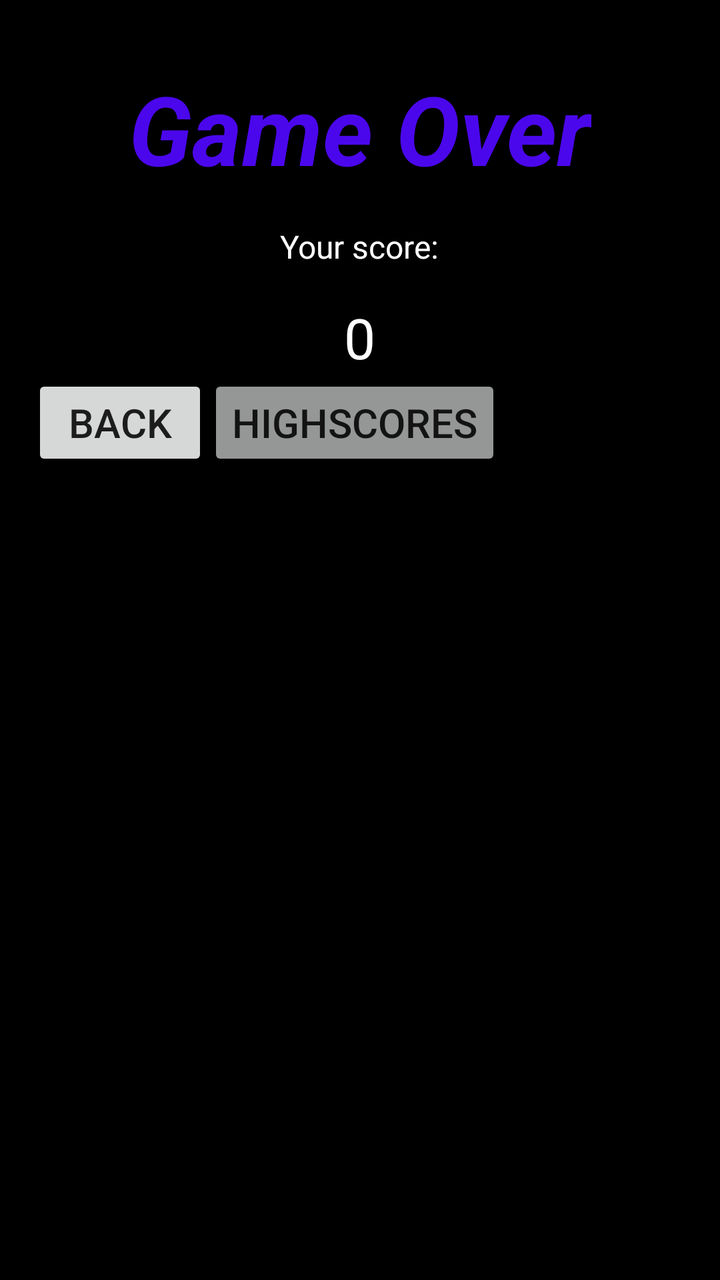
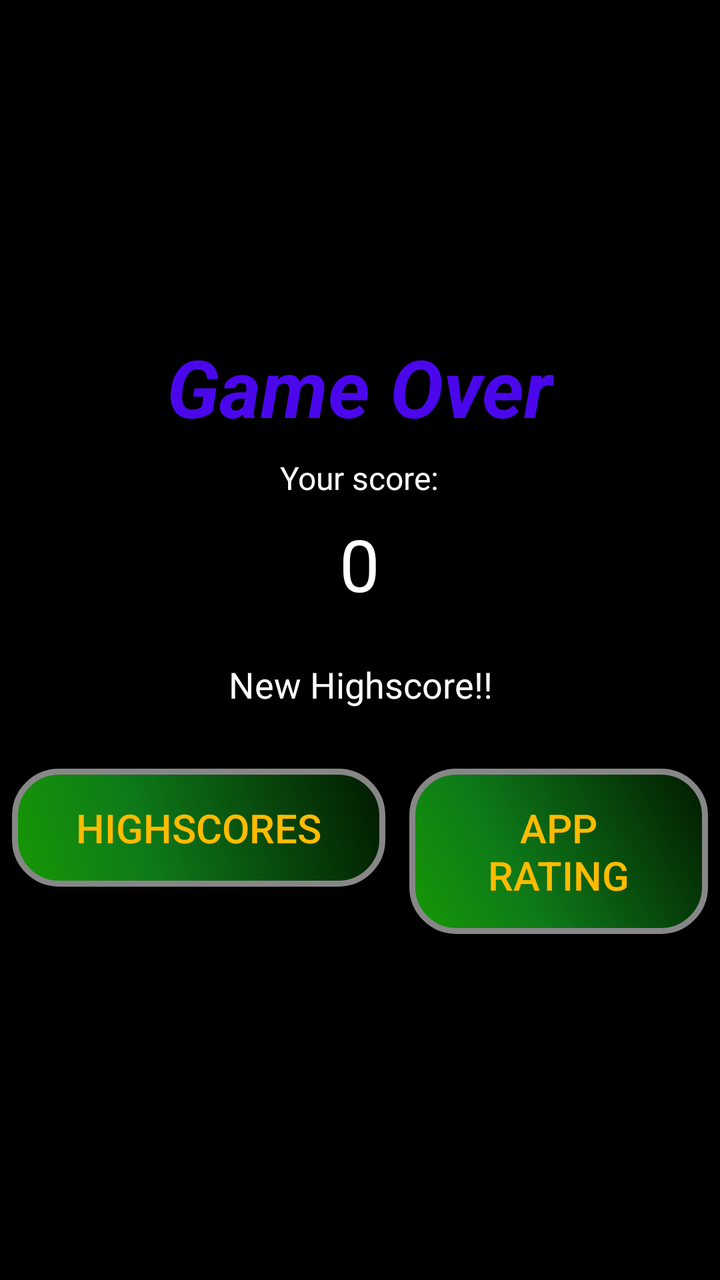

Compare the two renders of this Android layout. The source of the first and the diff that turns it into the second are given below.
<!-- AndroidManifest.xml: application theme AppTheme -->
<!-- res/layout/game_over.xml -->
<?xml version="1.0" encoding="utf-8"?>
<LinearLayout xmlns:android="http://schemas.android.com/apk/res/android"
    xmlns:tools="http://schemas.android.com/tools"
    tools:context="de.spicysources.bubblepenetration.MainActivity"
    android:orientation="vertical" android:layout_width="match_parent"
    android:layout_height="match_parent"
    android:paddingLeft="16dp"
    android:paddingRight="16dp"
    android:paddingBottom="16dp"
    android:paddingTop="32dp"
    android:background="@color/black">

    <TextView
        android:id="@+id/game_over_textview"
        android:layout_width="wrap_content"
        android:layout_height="wrap_content"
        android:text="@string/game_over_text"
        android:textSize="48dp"
        android:textColor="@color/title"
        android:layout_gravity="center_horizontal"
        android:textStyle="bold|italic" />

    <TextView
        android:id="@+id/your_score_label"
        android:layout_width="wrap_content"
        android:layout_height="wrap_content"
        android:text="@string/game_over_score_label"
        android:textSize="16dp"
        android:textColor="@color/white"
        android:layout_gravity="center_horizontal"
        android:layout_marginTop="16dp"/>
    <TextView
        android:id="@+id/your_score_textview"
        android:layout_width="wrap_content"
        android:layout_height="wrap_content"
        android:text="0"
        android:textSize="28dp"
        android:textColor="@color/white"
        android:layout_gravity="center_horizontal"
        android:layout_marginTop="16dp" />

    <LinearLayout
        android:orientation="horizontal"
        android:layout_width="match_parent"
        android:layout_height="wrap_content"
        android:layout_gravity="center_horizontal"
        android:textAlignment="center">

        <Button
            android:layout_width="wrap_content"
            android:layout_height="wrap_content"
            android:text="@string/back_to_menu"
            android:id="@+id/gameover_back_button"
            android:onClick="backToMenu"
            android:textSize="20sp" />

        <Button
            android:id="@+id/highscore_gameover"
            android:text="@string/highscore_button_text"
            android:layout_width="wrap_content"
            android:layout_height="wrap_content"
            android:textSize="20sp"
            android:onClick="showHighscores"
            android:layout_alignParentTop="true"
            android:enabled="true"
            android:alpha="0.7" />

    </LinearLayout>

</LinearLayout>
<!-- resources referenced by this layout -->
<resources>
  <color name="black">#000000</color>
  <color name="title">#ec5108ff</color>
  <color name="white">#ffffff</color>
  <string name="back_to_menu">back</string>
  <string name="game_over_score_label">Your score:</string>
  <string name="game_over_text">Game Over</string>
  <string name="highscore_button_text">Highscores</string>
  <style name="AppTheme" parent="Base.Theme.AppCompat.Light.DarkActionBar">
  
      </style>
</resources>

<!-- the commit's change to res/layout/game_over.xml (unified diff, before → after) -->
@@ -1,70 +1,96 @@
 <?xml version="1.0" encoding="utf-8"?>
-<LinearLayout xmlns:android="http://schemas.android.com/apk/res/android"
-    xmlns:tools="http://schemas.android.com/tools"
-    tools:context="de.spicysources.bubblepenetration.MainActivity"
-    android:orientation="vertical" android:layout_width="match_parent"
-    android:layout_height="match_parent"
-    android:paddingLeft="16dp"
-    android:paddingRight="16dp"
-    android:paddingBottom="16dp"
-    android:paddingTop="32dp"
-    android:background="@color/black">
-
-    <TextView
-        android:id="@+id/game_over_textview"
-        android:layout_width="wrap_content"
-        android:layout_height="wrap_content"
-        android:text="@string/game_over_text"
-        android:textSize="48dp"
-        android:textColor="@color/title"
-        android:layout_gravity="center_horizontal"
-        android:textStyle="bold|italic" />
-
-    <TextView
-        android:id="@+id/your_score_label"
-        android:layout_width="wrap_content"
-        android:layout_height="wrap_content"
-        android:text="@string/game_over_score_label"
-        android:textSize="16dp"
-        android:textColor="@color/white"
-        android:layout_gravity="center_horizontal"
-        android:layout_marginTop="16dp"/>
-    <TextView
-        android:id="@+id/your_score_textview"
-        android:layout_width="wrap_content"
-        android:layout_height="wrap_content"
-        android:text="0"
-        android:textSize="28dp"
-        android:textColor="@color/white"
-        android:layout_gravity="center_horizontal"
-        android:layout_marginTop="16dp" />
-
+<RelativeLayout
+        xmlns:android="http://schemas.android.com/apk/res/android"
+        android:orientation="vertical"
+        android:layout_width="match_parent"
+        android:layout_height="match_parent"
+        android:background="@color/black">
     <LinearLayout
-        android:orientation="horizontal"
-        android:layout_width="match_parent"
-        android:layout_height="wrap_content"
-        android:layout_gravity="center_horizontal"
-        android:textAlignment="center">
-
-        <Button
-            android:layout_width="wrap_content"
+            android:layout_width="match_parent"
             android:layout_height="wrap_content"
-            android:text="@string/back_to_menu"
-            android:id="@+id/gameover_back_button"
-            android:onClick="backToMenu"
-            android:textSize="20sp" />
-
-        <Button
-            android:id="@+id/highscore_gameover"
-            android:text="@string/highscore_button_text"
-            android:layout_width="wrap_content"
-            android:layout_height="wrap_content"
-            android:textSize="20sp"
-            android:onClick="showHighscores"
-            android:layout_alignParentTop="true"
-            android:enabled="true"
-            android:alpha="0.7" />
-
+            android:orientation="vertical"
+            android:layout_centerInParent="true">
+        <LinearLayout
+                android:layout_width="wrap_content"
+                android:layout_height="wrap_content"
+                android:orientation="vertical"
+                android:layout_gravity="center">
+            <TextView
+                    android:id="@+id/game_over_textview"
+                    android:layout_width="wrap_content"
+                    android:layout_height="wrap_content"
+                    android:text="@string/game_over_text"
+                    android:textSize="40sp"
+                    android:textColor="@color/title"
+                    android:layout_gravity="center_horizontal"
+                    android:textStyle="bold|italic"
+                    android:enabled="true"/>
+            <TextView
+                    android:id="@+id/your_score_label"
+                    android:layout_width="wrap_content"
+                    android:layout_height="wrap_content"
+                    android:text="@string/game_over_score_label"
+                    android:textSize="16sp"
+                    android:textColor="@color/white"
+                    android:layout_gravity="center_horizontal"
+                    android:layout_marginTop="8dp"
+                    android:enabled="true"/>
+            <TextView
+                    android:id="@+id/your_score_textview"
+                    android:layout_width="wrap_content"
+                    android:layout_height="wrap_content"
+                    android:text="0"
+                    android:textSize="36sp"
+                    android:textColor="@color/white"
+                    android:layout_gravity="center_horizontal"
+                    android:layout_marginTop="8dp"
+                    android:enabled="true"/>
+            <TextView
+                    android:layout_width="wrap_content"
+                    android:layout_height="wrap_content"
+                    android:text="@string/new_highscore"
+                    android:id="@+id/highscore_label"
+                    android:textSize="18sp"
+                    android:padding="16sp"
+                    android:textColor="@color/white"
+                    android:layout_gravity="center_horizontal"
+                    android:textAlignment="center"
+                    android:layout_marginTop="8dp"
+                    android:enabled="true"/>
+        </LinearLayout>
+        <LinearLayout
+                android:orientation="horizontal"
+                android:layout_width="wrap_content"
+                android:layout_height="wrap_content"
+                android:id="@+id/gameover_buttons"
+                android:layout_marginTop="8dp"
+                android:layout_gravity="center">
+            <Button
+                    android:id="@+id/highscore_gameover"
+                    android:text="@string/highscore_button_text"
+                    android:layout_width="wrap_content"
+                    android:layout_height="wrap_content"
+                    android:textSize="20sp"
+                    android:layout_margin="6sp"
+                    android:onClick="showHighscores"
+                    android:background="@drawable/button"
+                    android:enabled="true"
+                    android:textColor="@color/gold"
+                    android:clickable="true"
+                    android:focusable="true"/>
+            <Button
+                    android:id="@+id/bewerten_button"
+                    android:text="@string/bewerten"
+                    android:layout_width="wrap_content"
+                    android:layout_height="wrap_content"
+                    android:textSize="20sp"
+                    android:layout_margin="6sp"
+                    android:onClick="launchMarket"
+                    android:background="@drawable/button"
+                    android:enabled="true"
+                    android:textColor="@color/gold"
+                    android:clickable="true"
+                    android:focusable="true"/>
+        </LinearLayout>
     </LinearLayout>
-
-</LinearLayout>
+</RelativeLayout>
<!-- resource entries referenced after the edit -->
@@ -1,12 +1,34 @@
 <!-- resources referenced by this layout -->
 <resources>
   <color name="black">#000000</color>
+  <color name="gold">#FFBB00</color>
   <color name="title">#ec5108ff</color>
   <color name="white">#ffffff</color>
-  <string name="back_to_menu">back</string>
+  <!-- drawable button (drawable) -->
+  <?xml version="1.0" encoding="utf-8"?>
+  <shape xmlns:android="http://schemas.android.com/apk/res/android" android:shape="rectangle" >
+      <corners android:radius="22dp"/>
+      <gradient
+          android:angle="45"
+          android:centerX="35%"
+          android:centerColor="#0E7A19"
+          android:startColor="#179805"
+          android:endColor="#021900"
+          android:type="linear"/>
+      <padding
+          android:left="32sp"
+          android:top="16sp"
+          android:right="32sp"
+          android:bottom="16sp"/>
+      <stroke
+          android:width="3dp"
+          android:color="#878787"/>
+  </shape>
+  <string name="bewerten">app rating</string>
   <string name="game_over_score_label">Your score:</string>
   <string name="game_over_text">Game Over</string>
   <string name="highscore_button_text">Highscores</string>
+  <string name="new_highscore">New Highscore!!</string>
   <style name="AppTheme" parent="Base.Theme.AppCompat.Light.DarkActionBar">
   
       </style>
